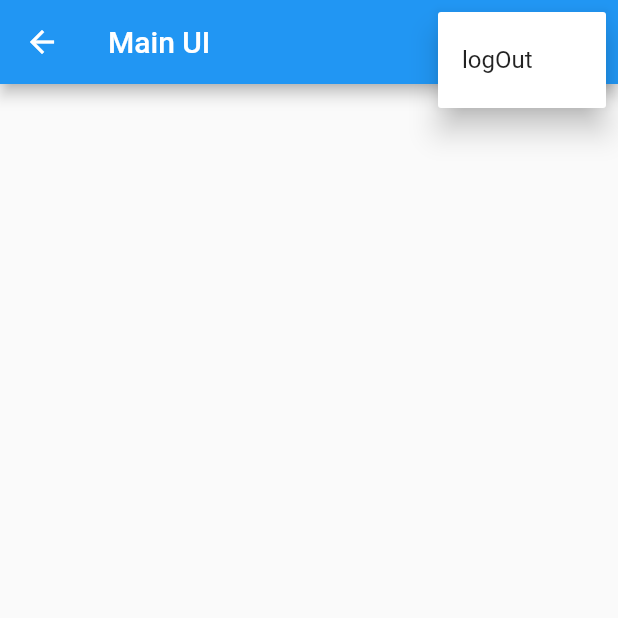
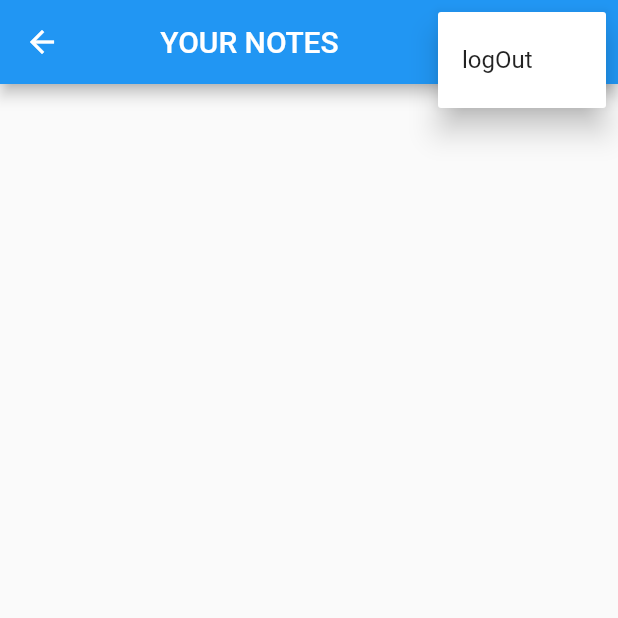
Before and after one commit to Sachin98123/blackout, a Flutter app: the NotesView screen opened by its route, after a tap on the "more vert" icon, on a phone screen of 412 x 824 dp, the top half of it. Run offline on Flutter 3.47's test engine with Material 2 defaults, Android fonts, the light colour scheme and no system bars; our stand-ins replace firebase_auth, firebase_core, sqflite; accounts and stored records are empty; network calls fail.

Commit message:
git bigreko din

```diff
--- a/lib/constants/routes.dart
+++ b/lib/constants/routes.dart
@@ -1,5 +1,5 @@
 const login = '/login/';
 const register = '/register/';
-const notes = '/notes/';
+const notesRoute = '/notes/';
 const verifyemail = '/Verifyemail/';
 const newNoteRaute = '/notes/new-note/';
--- a/lib/main.dart
+++ b/lib/main.dart
@@ -17,7 +17,7 @@ void main() {
     routes: {
       login: (context) => const LoginView(),
       register: (context) => const RegisterView(),
-      notes: (context) => const NotesView(),
+      notesRoute: (context) => const NotesView(),
       verifyemail: (context) => const VerifyEmailView(),
       newNoteRaute: (context) => const NewNotesView(),
     },
--- a/lib/services/crud/note_service.dart
+++ b/lib/services/crud/note_service.dart
@@ -5,15 +5,6 @@ import 'package:flutter/foundation.dart';
 import 'package:sqflite/sqflite.dart';
 import 'package:path_provider/path_provider.dart';
 import 'package:path/path.dart';
-
-const idColumn = 'id';
-const emailColumn = 'email';
-const userIdColumn = 'user_id';
-const isSyncedWithCloudColumn = 'sync_cloud';
-const textColumn = 'text';
-const dbName = 'notes.db';
-const noteTable = 'note';
-const userTable = 'user';
 
 class NotesService {
   Database? _db;
@@ -42,8 +33,8 @@ class NotesService {
       final user = await getUser(email: email);
       return user;
     } on CouldNotFindUser {
-      final createUseR = await createUser(email: email);
-      return createUseR;
+      final createdUser = await createUser(email: email);
+      return createdUser;
     } catch (e) {
       rethrow;
     }
@@ -63,8 +54,8 @@ class NotesService {
       throw CouldNotFindUser();
     }
     const text = '';
-    //create User
-    final noteId = await db.insert(userTable, {
+    //create the note
+    final noteId = await db.insert(noteTable, {
       userIdColumn: owner.id,
       textColumn: text,
       isSyncedWithCloudColumn: 1,
@@ -72,8 +63,8 @@ class NotesService {
     final note = DataNotes(
       id: noteId,
       userId: owner.id,
+      text: text,
       isSyncedWithCloud: true,
-      text: text,
     );
     _notes.add(note);
     _notesStreamController.add(_notes);
@@ -86,7 +77,7 @@ class NotesService {
     final deleteCount = await db.delete(
       noteTable,
       where: 'id=?',
-      whereArgs: ['id'],
+      whereArgs: [id],
     );
     if (deleteCount == 0) {
       throw CouldNotDeleteUser();
@@ -112,12 +103,13 @@ class NotesService {
       noteTable,
       limit: 1,
       where: 'id=?',
-      whereArgs: ['id'],
+      whereArgs: [id],
     );
     if (notes.isEmpty) {
       throw CouldNotFindNote();
     } else {
       final note = DataNotes.fromRow(notes.first);
+      _notes.removeWhere((note) => note.id == id);
       _notes.add(note);
       _notesStreamController.add(_notes);
       return note;
@@ -234,7 +226,7 @@ class DatabaseUser {
       : id = map[idColumn] as int,
         email = map[emailColumn] as String;
   @override
-  String toString() => 'person, id=$id,email=$email';
+  String toString() => 'person, ID=$id,email=$email';
   @override
   bool operator ==(covariant DatabaseUser other) => id == other.id;
 
@@ -248,21 +240,22 @@ class DataNotes {
   final String text;
   final bool isSyncedWithCloud;
 
-  const DataNotes(
-      {required this.id,
-      required this.userId,
-      required this.isSyncedWithCloud,
-      required this.text});
+  DataNotes({
+    required this.id,
+    required this.userId,
+    required this.text,
+    required this.isSyncedWithCloud,
+  });
 
   DataNotes.fromRow(Map<String, Object?> map)
       : id = map[idColumn] as int,
         userId = map[userIdColumn] as int,
+        text = map[textColumn] as String,
         isSyncedWithCloud =
-            (map[isSyncedWithCloudColumn] as int) == 1 ? true : false,
-        text = map[textColumn] as String;
+            (map[isSyncedWithCloudColumn] as int) == 1 ? true : false;
   @override
   String toString() =>
-      'notes,id=$id,userId=$userId,isSyncedWithCloud=$isSyncedWithCloud,text=$text';
+      'notes,ID=$id,userId=$userId,isSyncedWithCloud=$isSyncedWithCloud,text=$text';
   @override
   bool operator ==(covariant DataNotes other) => id == other.id;
 
@@ -270,6 +263,14 @@ class DataNotes {
   int get hashCode => id.hashCode;
 }
 
+const dbName = 'notes.db';
+const noteTable = 'note';
+const userTable = 'user';
+const idColumn = 'id';
+const emailColumn = 'email';
+const userIdColumn = 'user_id';
+const textColumn = 'text';
+const isSyncedWithCloudColumn = 'is_synced_with_cloud';
 const createUserTable = '''CREATE TABLE IF NOT EXISTS "user" (
 	"id"	INTEGER NOT NULL,
 	"email"	TEXT NOT NULL UNIQUE,
@@ -281,7 +282,7 @@ const createNoteTable = '''
 	"id"	INTEGER NOT NULL,
 	"user_id"	INTEGER NOT NULL,
 	"text"	TEXT,
-	"sync_cloud"	INTEGER DEFAULT 0,
+	"is_synced_with_cloud"	INTEGER NOT NULL DEFAULT 0,
 	FOREIGN KEY("user_id") REFERENCES "user"("id"),
 	PRIMARY KEY("id" AUTOINCREMENT)
 ); ''';
--- a/lib/views/login_view.dart
+++ b/lib/views/login_view.dart
@@ -62,7 +62,7 @@ class _LoginViewState extends State<LoginView> {
 
                   if (user?.isEmailVerified ?? false) {
                     Navigator.of(context).pushNamedAndRemoveUntil(
-                      notes,
+                      notesRoute,
                       (route) => false,
                     );
                   } else {
--- a/lib/views/notes/notes_view.dart
+++ b/lib/views/notes/notes_view.dart
@@ -16,20 +16,20 @@ class NotesView extends StatefulWidget {
 }
 
 class _NotesViewState extends State<NotesView> {
+  late final NotesService _notesService;
+  String get userEmail => Authservice.firebase().currentUser!.email!;
+
   @override
   void initState() {
     _notesService = NotesService();
     super.initState();
   }
 
-  late final NotesService _notesService;
-  String get userEmail => Authservice.firebase().currentUser!.email!;
-
   @override
   Widget build(BuildContext context) {
     return Scaffold(
         appBar: AppBar(
-          title: const Text('Main UI'),
+          title: const Text('       YOUR NOTES'),
           actions: [
             IconButton(
                 onPressed: () {
@@ -71,11 +71,17 @@ class _NotesViewState extends State<NotesView> {
                       case ConnectionState.active:
                         if (snapshot.hasData) {
                           final allNotes = snapshot.data as List<DataNotes>;
-                          return NotesListView(
-                              notes: allNotes,
-                              onDeleteNote: (note) async {
-                                await _notesService.deleteNotes(id: note.id);
+                          return ListView.builder(
+                              itemCount: allNotes.length,
+                              itemBuilder: (context, index) {
+                                return const Text('returned value ');
                               });
+
+                          //   return NotesListView(
+                          //       notes: allNotes,
+                          //       onDeleteNote: (note) async {
+                          //         await _notesService.deleteNotes(id: note.id);
+                          //       });
                         } else {
                           return const Text('waiting for the data');
                         }
```
Also changed, not shown: lib/services/auth/auth_user.dart (line endings or trailing spaces).
